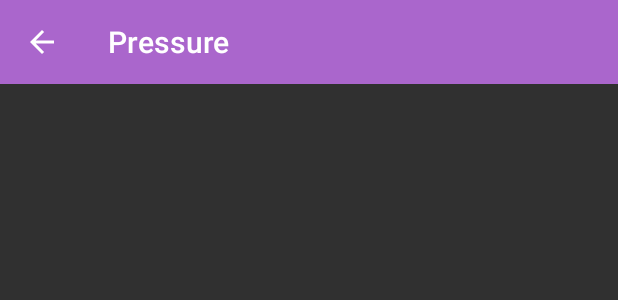
After one commit to YusongLiang/SensorDemo, an Android app: the layout activity_pressure.xml on its own in the app's theme, with its tools: preview values and no code run, on a phone screen of 412 x 824 dp. The commit adds this screen. Shown: the top 300 px of the screen. Run offline under Robolectric (Android 15) with nearby library versions, the phone set to English and light mode, and no system bars.

Commit message:
安卓各Sensor使用演示

```diff
--- a/app/src/main/AndroidManifest.xml
+++ b/app/src/main/AndroidManifest.xml
@@ -27,10 +27,9 @@
 
         <activity android:name=".view.LightActivity" />
 
-        <activity
-            android:name=".view.SensorDetailActivity"
-            android:theme="@style/AppTheme.Dialog" />
+        <activity android:name=".view.SensorDetailActivity" />
 
+        <activity android:name=".view.PressureActivity" />
     </application>
 
 </manifest>
--- /dev/null
+++ b/app/src/main/res/layout/activity_pressure.xml
@@ -0,0 +1,30 @@
+<?xml version="1.0" encoding="utf-8"?>
+<android.support.constraint.ConstraintLayout xmlns:android="http://schemas.android.com/apk/res/android"
+    xmlns:app="http://schemas.android.com/apk/res-auto"
+    android:layout_width="match_parent"
+    android:layout_height="match_parent">
+
+    <android.support.v7.widget.Toolbar
+        android:id="@+id/toolbar"
+        android:layout_width="0dp"
+        android:layout_height="wrap_content"
+        android:background="?attr/colorPrimary"
+        android:minHeight="?attr/actionBarSize"
+        android:theme="?attr/actionBarTheme"
+        android:transitionName="@string/transition_name"
+        app:layout_constraintLeft_toLeftOf="parent"
+        app:layout_constraintRight_toRightOf="parent"
+        app:layout_constraintTop_toTopOf="parent"
+        app:navigationIcon="?attr/homeAsUpIndicator"
+        app:title="@string/label_pressure" />
+
+    <TextView
+        android:id="@+id/tv_pressure_msg"
+        android:layout_width="wrap_content"
+        android:layout_height="wrap_content"
+        android:layout_marginTop="32dp"
+        android:textSize="18sp"
+        app:layout_constraintLeft_toLeftOf="parent"
+        app:layout_constraintRight_toRightOf="parent"
+        app:layout_constraintTop_toBottomOf="@+id/toolbar" />
+</android.support.constraint.ConstraintLayout>
--- a/app/src/main/res/values/strings.xml
+++ b/app/src/main/res/values/strings.xml
@@ -18,4 +18,5 @@
     <string name="sensor_power">Power</string>
     <string name="sensor_resolution">Resolution</string>
     <string name="label_sensor_detail">Sensor Detail</string>
+    <string name="label_pressure">Pressure</string>
 </resources>
```
Also changed, not shown: app/src/main/java/com/felix/sensordemo/adapter/DemoListAdapter.java (+9 -11 lines), app/src/main/java/com/felix/sensordemo/view/PressureActivity.java (added, +91 -0 lines), app/src/main/res/drawable-hdpi/ic_pressure.png (added), app/src/main/res/drawable-mdpi/ic_pressure.png (added), app/src/main/res/drawable-xhdpi/ic_pressure.png (added), app/src/main/res/drawable-xxhdpi/ic_pressure.png (added), 2 other files.
